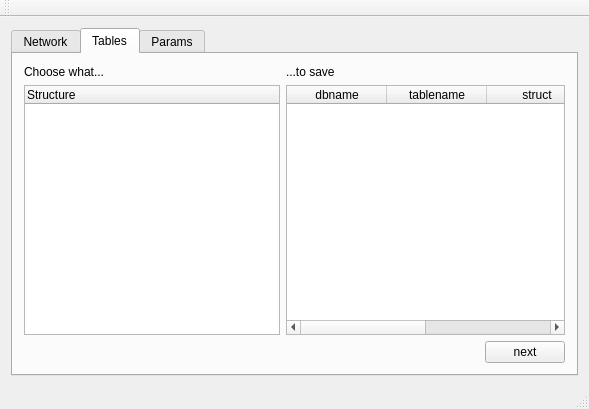
This is mainwindow.ui in icoz/pgdump-ng as Qt 5 draws it before an edit. The edited form follows.
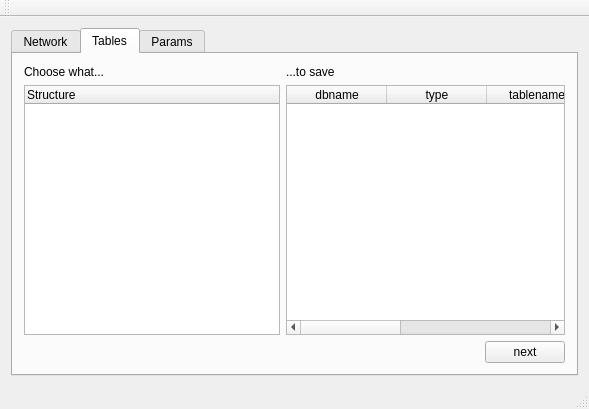
This is the edited form. Custom widgets are drawn as their Qt base class.

Diff of the .ui file:
```diff
--- a/mainwindow.ui
+++ b/mainwindow.ui
@@ -187,13 +187,18 @@
            <enum>QAbstractItemView::DropOnly</enum>
           </property>
           <property name="columnCount">
-           <number>4</number>
+           <number>5</number>
           </property>
           <column>
            <property name="text">
             <string>dbname</string>
            </property>
           </column>
+          <column>
+           <property name="text">
+            <string>type</string>
+           </property>
+          </column>
           <column>
            <property name="text">
             <string>tablename</string>
```
Left out of the diff: 14 changed lines with no effect on the pictures.
